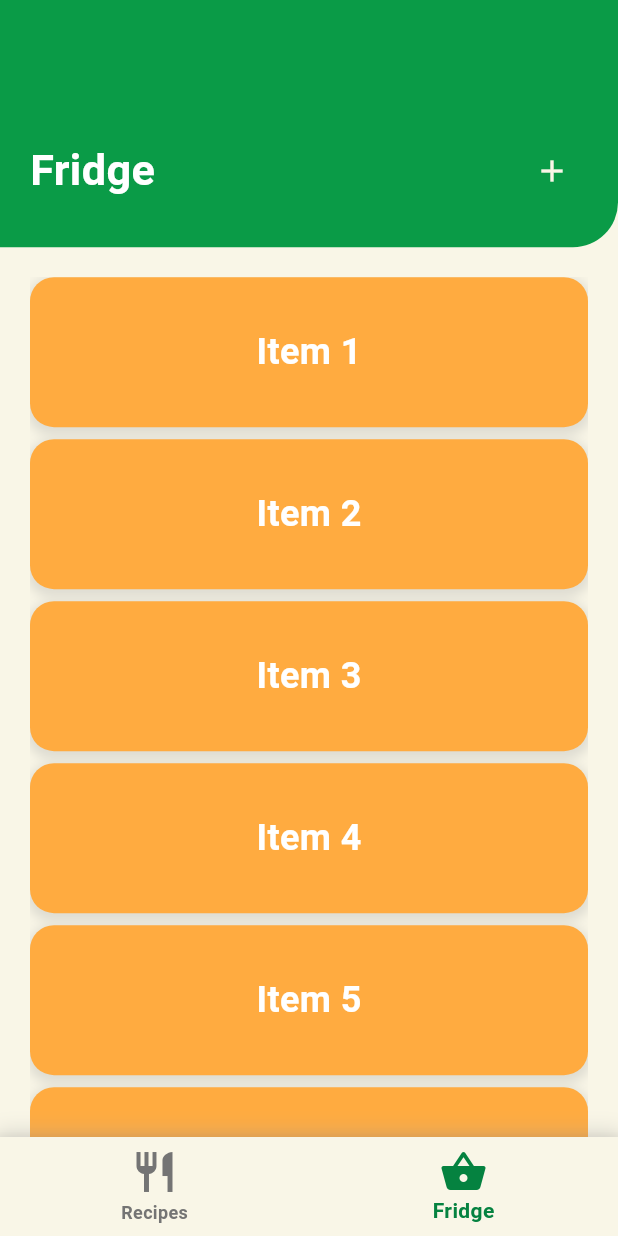
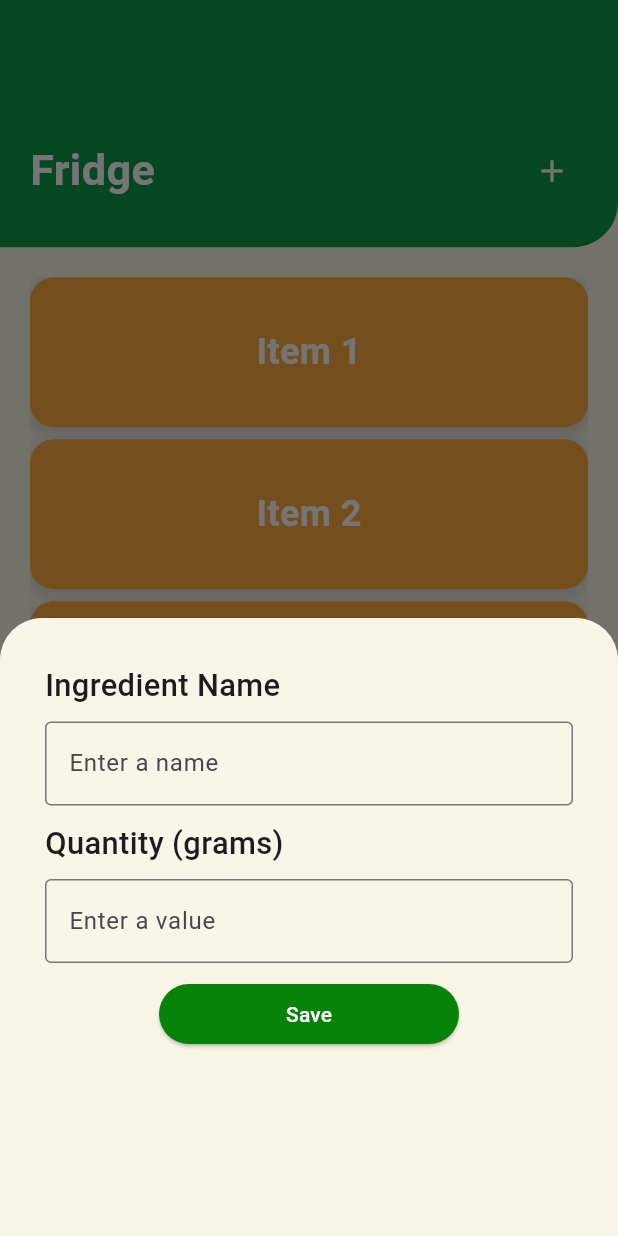
Before and after one commit to MosesTong07/dontwastefood, a Flutter app: the screen it shows after launch, item 2 of the bottom bar chosen, after a tap on the "add" icon, on a phone screen of 412 x 824 dp. Run offline on Flutter 3.47's test engine with Material 3 defaults, Android fonts, the phone set to English and light mode, and no system bars; our stand-ins replace supabase_flutter; accounts and stored records are empty.

Commit message:
Added popup for adding ingredients

```diff
--- a/lib/pages/ingredients.dart
+++ b/lib/pages/ingredients.dart
@@ -93,7 +93,8 @@ class IngredientsScreenContent extends StatelessWidget {
                   ),
                 ),
                 Padding(
-                  padding: const EdgeInsets.only(left: 20.0, top: 90, right: 20.0),
+                  padding:
+                      const EdgeInsets.only(left: 20.0, top: 90, right: 20.0),
                   child: Row(
                     children: [
                       FittedBox(
@@ -110,13 +111,91 @@ class IngredientsScreenContent extends StatelessWidget {
                         ),
                       ),
                       Spacer(),
-                      IconButton (
+                      IconButton(
                           color: const Color(0xFFF9F6E7),
                           onPressed: () {
+                            showModalBottomSheet<dynamic>(
+                              isScrollControlled: true,
+                              context: context,
+                              builder: (BuildContext context) {
+                                return Container(
+                                  decoration: const BoxDecoration(
+                                    color: Color(0xFFF9F6E7),
+                                    borderRadius: BorderRadius.only(
+                                      topRight: Radius.circular(30.0),
+                                      topLeft: Radius.circular(30),
+                                    ),
+                                  ),
+                                  height:
+                                      MediaQuery.of(context).size.height * 0.5,
+                                  child: Padding(
+                                    padding: const EdgeInsets.only(
+                                        left: 30.0, top: 30, right: 30),
+                                    child: SingleChildScrollView(
+                                      child: Column(
+                                        crossAxisAlignment:
+                                            CrossAxisAlignment.start,
+                                        children: [
+                                          Text(
+                                            'Ingredient Name',
+                                            style: TextStyle(
+                                              fontSize: getAdaptiveFontSize(20),
+                                              fontWeight: FontWeight.w500,
+                                            ),
+                                          ),
+                                          const SizedBox(height: 10),
+                                          TextField(
+                                            decoration: InputDecoration(
+                                              border: OutlineInputBorder(),
+                                              hintText: 'Enter a name',
+                                            ),
+                                          ),
+                                          const SizedBox(height: 10),
+                                          Text(
+                                            'Quantity (grams)',
+                                            style: TextStyle(
+                                              fontSize: getAdaptiveFontSize(20),
+                                              fontWeight: FontWeight.w500,
+                                            ),
+                                          ),
+                                          const SizedBox(height: 10),
+                                          TextField(
+                                            decoration: InputDecoration(
+                                              border: OutlineInputBorder(),
+                                              hintText: 'Enter a value',
+                                            ),
+                                          ),
+                                          SizedBox(height:10),
+                                          Center(
+                                            child: SizedBox(
+                                              width:
+                                                  200, // adjust this value as needed
+                                              child: ElevatedButton(
+                                                style: ElevatedButton.styleFrom(
+                                                  backgroundColor:
+                                                      const Color.fromARGB(
+                                                          255, 7, 131, 9),
+                                                  foregroundColor: Colors.white,
+                                                ),
+                                                child: const Text('Save'),
+                                                onPressed: () {
+                                                  //TODO: ADD LOGIC TO ADD TO INGREDIENT LIST
+                                                  Navigator.pop(context);
+                                                },
+                                              ),
+                                            ),
+                                          )
+                                        ],
+                                      ),
+                                    ),
+                                  ),
+                                );
+                              },
+                            );
+
                             //TODO: Link to app_logic.dart
                           },
-                        icon: Icon(Icons.add)
-                      )
+                          icon: Icon(Icons.add))
                     ],
                   ),
                 )
@@ -126,7 +205,7 @@ class IngredientsScreenContent extends StatelessWidget {
             const SizedBox(height: 20),
             Padding(
               padding: const EdgeInsets.symmetric(horizontal: 20),
-              child:SizedBox(
+              child: SizedBox(
                 height: 800,
                 child: ListView.builder(
                   scrollDirection: Axis.vertical,
@@ -149,8 +228,7 @@ class IngredientsScreenContent extends StatelessWidget {
                                   topLeft: Radius.circular(30),
                                 ),
                               ),
-                                  height: MediaQuery.of(context).size.height *
-                                      0.8,
+                              height: MediaQuery.of(context).size.height * 0.8,
                               child: Padding(
                                 padding: const EdgeInsets.only(
                                     left: 30.0, top: 30, right: 30),
@@ -186,7 +264,7 @@ class IngredientsScreenContent extends StatelessWidget {
                       borderRadius: BorderRadius.circular(16),
                       child: Container(
                         width: 200,
-                            height:100,
+                        height: 100,
                         margin: const EdgeInsets.only(bottom: 8),
                         decoration: BoxDecoration(
                           color: Colors.orangeAccent,
@@ -212,7 +290,6 @@ class IngredientsScreenContent extends StatelessWidget {
                         ),
                       ),
                     );
-
                   },
                 ),
               ),
```
Lines whose indentation alone changed are shown as unchanged.
